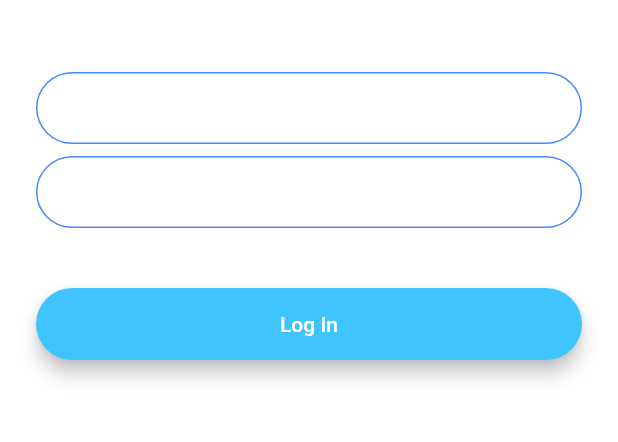
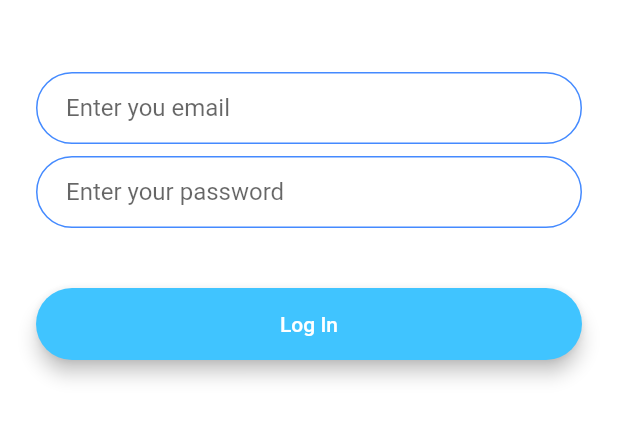
Before and after one commit to gregng14/flash_chat_flutter, a Flutter app: the screen it shows after launch, after a tap on "Log In", on a phone screen of 412 x 824 dp, the part 576-1018 px from its top. Run offline on Flutter 3.47's test engine with Material 2 defaults, Android fonts, the phone set to English and light mode, and no system bars; our stand-ins replace animated_text_kit.

```diff
--- a/lib/components/rounded_button.dart
+++ b/lib/components/rounded_button.dart
@@ -26,6 +26,9 @@ class RoundedButton extends StatelessWidget {
           height: 42.0,
           child: Text(
             title,
+            style: const TextStyle(
+              color: Colors.white,
+            ),
           ),
         ),
       ),
--- a/lib/constants.dart
+++ b/lib/constants.dart
@@ -19,7 +19,7 @@ const kMessageContainerDecoration = BoxDecoration(
 );
 
 const kTextFieldDecoration = InputDecoration(
-  hintText: 'Enter your password',
+  hintText: 'Enter a value',
   contentPadding: EdgeInsets.symmetric(vertical: 10.0, horizontal: 20.0),
   border: OutlineInputBorder(
     borderRadius: BorderRadius.all(Radius.circular(32.0)),
--- a/lib/main.dart
+++ b/lib/main.dart
@@ -15,11 +15,6 @@ class MyApp extends StatelessWidget {
   @override
   Widget build(BuildContext context) {
     return MaterialApp(
-      theme: ThemeData.dark().copyWith(
-        textTheme: const TextTheme(
-          bodyText1: TextStyle(color: Colors.black54),
-        ),
-      ),
       initialRoute: WelcomeScreen.id,
       routes: {
         WelcomeScreen.id : (context) => const WelcomeScreen(),
```
